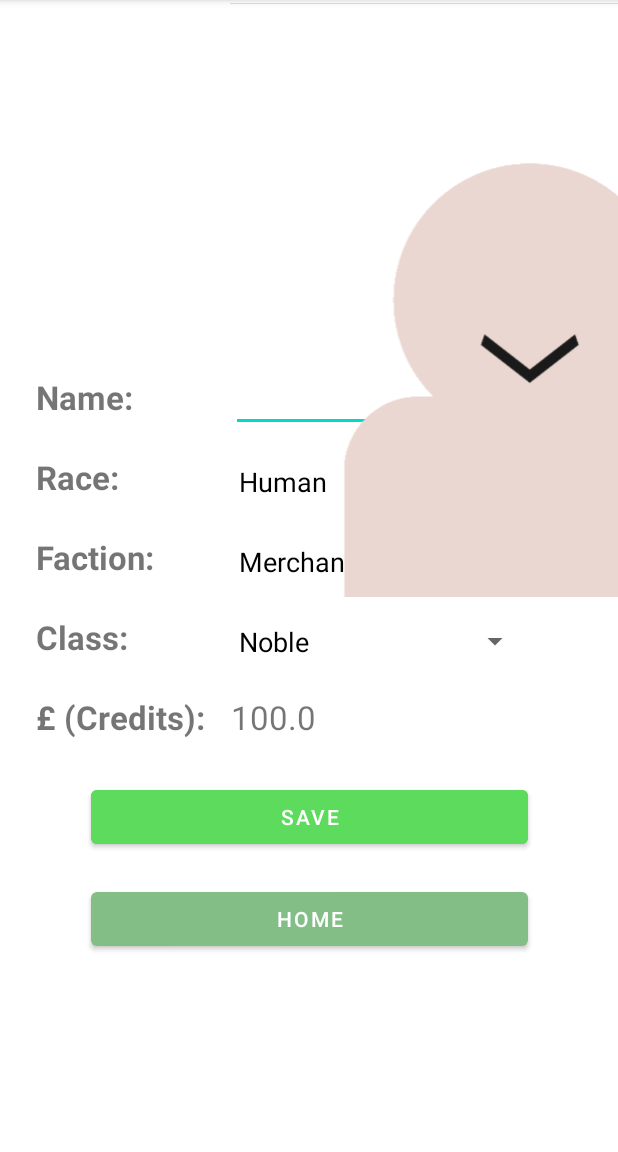
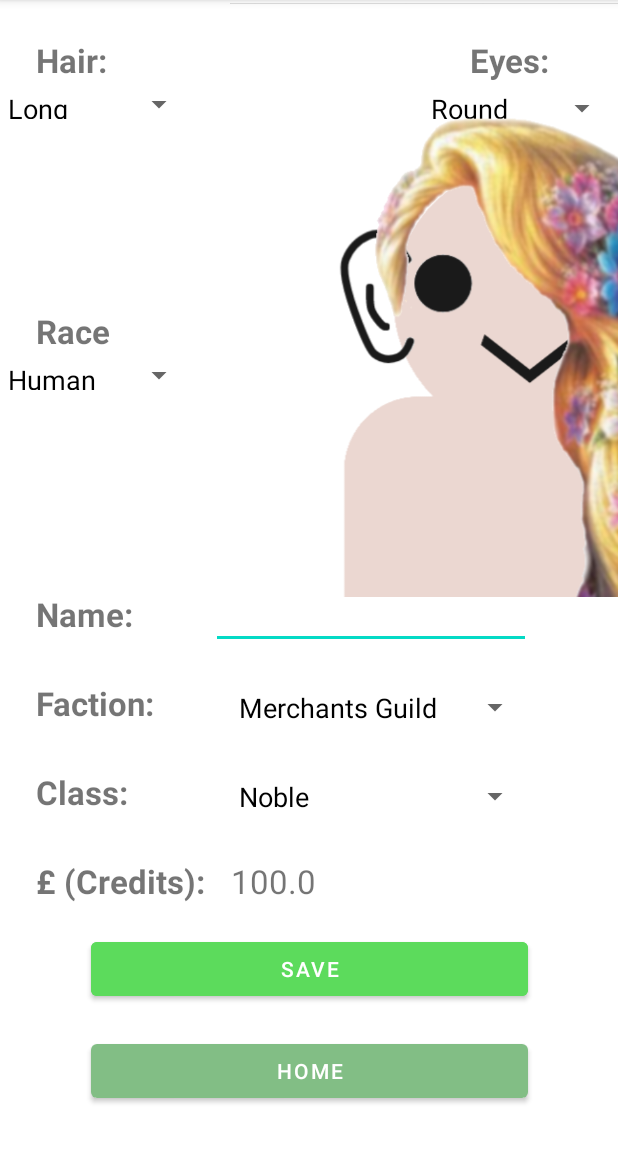
Before and after one commit to zDoctrov/database_project, an Android app: the QueryCharEditPage screen opened directly, with no data from a screen before it, on a phone screen of 412 x 824 dp, the part 84-1236 px from its top. Run offline under Robolectric (Android 15) with nearby library versions, the phone set to English and light mode, and no system bars; 16 statements that could not run were skipped.

Commit message:
Added full character customization on edit page

```diff
--- a/app/src/main/java/com/example/database_project/char_query/QueryCharEditPage.kt
+++ b/app/src/main/java/com/example/database_project/char_query/QueryCharEditPage.kt
@@ -127,12 +127,73 @@ class QueryCharEditPage: AppCompatActivity() {
         //EditTextName
         binding.EditTextName.setText(creationSession.queryResults[position].name)
 
+        //Hair ArrayAdapter
+        val hairList = res.getStringArray(R.array.hair)
+        val hairArrayAdapter = ArrayAdapter(this, R.layout.custom_spinner_item, hairList)
+        binding.hairSpinner.adapter = hairArrayAdapter
+        binding.hairSpinner.setSelection(hairArrayAdapter.getPosition(creationSession.queryResults[position].hair))
+        binding.hairSpinner.setOnItemSelectedListener(object : AdapterView.OnItemSelectedListener {
+            override fun onItemSelected(
+                parentView: AdapterView<*>?,
+                selectedItemView: View?,
+                position: Int,
+                id: Long
+            ) {
+                binding.imageView16.setImageResource(resources.getIdentifier(
+                    creationSession.setHairImage(binding.hairSpinner.selectedItem.toString()), "drawable", packageName))
+            }
+
+            override fun onNothingSelected(parentView: AdapterView<*>?) {
+                // your code here
+                // slight change to push
+            }
+        })
+
+        //Eyes ArrayAdapter
+        val eyesList = res.getStringArray(R.array.eyes)
+        val eyesArrayAdapter = ArrayAdapter(this, R.layout.custom_spinner_item, eyesList)
+        binding.eyesSpinner.adapter = eyesArrayAdapter
+        binding.eyesSpinner.setSelection(eyesArrayAdapter.getPosition(creationSession.queryResults[position].eyes))
+        binding.eyesSpinner.setOnItemSelectedListener(object : AdapterView.OnItemSelectedListener {
+            override fun onItemSelected(
+                parentView: AdapterView<*>?,
+                selectedItemView: View?,
+                position: Int,
+                id: Long
+            ) {
+                binding.imageView15.setImageResource(resources.getIdentifier(
+                    creationSession.setEyesImage(binding.eyesSpinner.selectedItem.toString()), "drawable", packageName))
+            }
+
+            override fun onNothingSelected(parentView: AdapterView<*>?) {
+            }
+        })
+
+        //Ears ArrayAdapter
+        val earsList = res.getStringArray(R.array.ears)
+        val earsArrayAdapter = ArrayAdapter(this, R.layout.custom_spinner_item, earsList)
+        binding.earsSpinner.adapter = earsArrayAdapter
+        binding.earsSpinner.setSelection(earsArrayAdapter.getPosition(creationSession.queryResults[position].ears))
+        binding.earsSpinner.setOnItemSelectedListener(object : AdapterView.OnItemSelectedListener {
+            override fun onItemSelected(
+                parentView: AdapterView<*>?,
+                selectedItemView: View?,
+                position: Int,
+                id: Long
+            ) {
+                binding.imageView14.setImageResource(resources.getIdentifier(
+                    creationSession.setEarsImage(binding.earsSpinner.selectedItem.toString()), "drawable", packageName))
+            }
+
+            override fun onNothingSelected(parentView: AdapterView<*>?) {
+            }
+        })
+
         //Race ArrayAdapter
         val raceList = res.getStringArray(R.array.races)
         val raceArrayAdapter = ArrayAdapter(this, R.layout.custom_spinner_item, raceList)
         binding.raceSpinnerEdit.adapter = raceArrayAdapter
         binding.raceSpinnerEdit.setSelection(raceArrayAdapter.getPosition(creationSession.queryResults[position].race))
-
         binding.raceSpinnerEdit.setOnItemSelectedListener(object : AdapterView.OnItemSelectedListener {
             override fun onItemSelected(
                 parentView: AdapterView<*>?,
@@ -145,8 +206,6 @@ class QueryCharEditPage: AppCompatActivity() {
             }
 
             override fun onNothingSelected(parentView: AdapterView<*>?) {
-                // your code here
-                // slight change to push
             }
         })
 
@@ -161,7 +220,6 @@ class QueryCharEditPage: AppCompatActivity() {
         val classArrayAdapter = ArrayAdapter(this, R.layout.custom_spinner_item, classList)
         binding.classSpinnerEdit.adapter = classArrayAdapter
         binding.classSpinnerEdit.setSelection(classArrayAdapter.getPosition(creationSession.queryResults[position].class_name))
-
         binding.classSpinnerEdit.setOnItemSelectedListener(object : AdapterView.OnItemSelectedListener {
             override fun onItemSelected(
                 parentView: AdapterView<*>?,
@@ -169,34 +227,27 @@ class QueryCharEditPage: AppCompatActivity() {
                 position: Int,
                 id: Long
             ) {
-                // your code here
                 getStartingCurrency(binding.classSpinnerEdit.selectedItem.toString())
                 binding.actualCreditId2.text = creationSession.user_currency.toString()
             }
 
             override fun onNothingSelected(parentView: AdapterView<*>?) {
-                // your code here
-                // slight change to push
             }
         })
 
         val saveButton = findViewById<Button>(R.id.btnSave)
         saveButton.setOnClickListener{
             //Set values in creationSession
+            creationSession.queryResults[position].hair = binding.hairSpinner.selectedItem.toString()
+            creationSession.queryResults[position].race = binding.raceSpinnerEdit.selectedItem.toString()
+            creationSession.queryResults[position].eyes = binding.eyesSpinner.selectedItem.toString()
+            creationSession.queryResults[position].ears = binding.earsSpinner.selectedItem.toString()
+
             creationSession.queryResults[position].name = binding.EditTextName.text.toString()
-            creationSession.queryResults[position].race = binding.raceSpinnerEdit.selectedItem.toString()
             creationSession.queryResults[position].faction_name = binding.factionSpinnerEdit.selectedItem.toString()
             creationSession.queryResults[position].class_name = binding.classSpinnerEdit.selectedItem.toString()
 
-//            @Query("""UPDATE build SET race = :race, hair = :hair, ears = :ears, eyes = :eyes WHERE build_id = :build_id""")
-//    fun updateBuild(build_id: Int?,
-//                    race: String?,
-//                    hair: String?,
-//                    ears: String?,
-//                    eyes: String?
-
             //Update Database values
-            //TODO: Get ids of other tables
             val characterDao = RoomAppDB.getAppDatabase(this)?.characterDao()
             characterDao?.updateSubject(creationSession.queryResults[position].id,
                                         creationSession.queryResults[position].name)
--- a/app/src/main/res/layout/query_char_edit_page.xml
+++ b/app/src/main/res/layout/query_char_edit_page.xml
@@ -4,6 +4,83 @@
     xmlns:tools="http://schemas.android.com/tools"
     android:layout_width="match_parent"
     android:layout_height="match_parent">
+
+    <TextView
+        android:id="@+id/eyesTextView"
+        android:layout_width="wrap_content"
+        android:layout_height="wrap_content"
+        android:layout_marginStart="24dp"
+        android:layout_marginEnd="45dp"
+        android:text="Eyes:"
+        android:textSize="22sp"
+        android:textStyle="bold"
+        app:layout_constraintEnd_toEndOf="parent"
+        app:layout_constraintHorizontal_bias="1.0"
+        app:layout_constraintStart_toEndOf="@+id/imageView15"
+        app:layout_constraintTop_toTopOf="@+id/hairTextView" />
+
+    <TextView
+        android:id="@+id/eyesTextView2"
+        android:layout_width="wrap_content"
+        android:layout_height="wrap_content"
+        android:layout_marginStart="24dp"
+        android:layout_marginTop="127dp"
+        android:layout_marginEnd="45dp"
+        android:text="Ears:"
+        android:textSize="22sp"
+        android:textStyle="bold"
+        app:layout_constraintEnd_toEndOf="parent"
+        app:layout_constraintHorizontal_bias="1.0"
+        app:layout_constraintStart_toEndOf="@+id/imageView15"
+        app:layout_constraintTop_toBottomOf="@+id/eyesSpinner" />
+
+    <Spinner
+        android:id="@+id/hairSpinner"
+        android:layout_width="130dp"
+        android:layout_height="30dp"
+        android:ems="10"
+        android:inputType="textPersonName"
+
+        app:layout_constraintEnd_toStartOf="@+id/imageView14"
+        app:layout_constraintHorizontal_bias="0.0"
+        app:layout_constraintStart_toStartOf="parent"
+        app:layout_constraintTop_toBottomOf="@+id/hairTextView" />
+
+    <Spinner
+        android:id="@+id/raceSpinnerEdit"
+        android:layout_width="130dp"
+        android:layout_height="30dp"
+        android:ems="10"
+
+        android:inputType="textPersonName"
+        app:layout_constraintEnd_toStartOf="@+id/imageView14"
+        app:layout_constraintHorizontal_bias="0.0"
+        app:layout_constraintStart_toStartOf="parent"
+        app:layout_constraintTop_toBottomOf="@+id/raceTextView2" />
+
+    <Spinner
+        android:id="@+id/eyesSpinner"
+        android:layout_width="130dp"
+        android:layout_height="wrap_content"
+
+        android:ems="10"
+        android:inputType="textPersonName"
+        app:layout_constraintEnd_toEndOf="parent"
+        app:layout_constraintHorizontal_bias="1.0"
+        app:layout_constraintStart_toStartOf="@+id/eyesTextView"
+        app:layout_constraintTop_toBottomOf="@+id/eyesTextView" />
+
+    <Spinner
+        android:id="@+id/earsSpinner"
+        android:layout_width="130dp"
+        android:layout_height="wrap_content"
+
+        android:ems="10"
+        android:inputType="textPersonName"
+        app:layout_constraintEnd_toEndOf="parent"
+        app:layout_constraintHorizontal_bias="0.848"
+        app:layout_constraintStart_toStartOf="@+id/eyesTextView"
+        app:layout_constraintTop_toBottomOf="@+id/eyesTextView2" />
 
     <EditText
         android:id="@+id/EditTextName"
@@ -12,10 +89,9 @@
         android:ems="10"
         android:inputType="textPersonName"
         app:layout_constraintBottom_toBottomOf="@+id/nameTextView2"
-        app:layout_constraintEnd_toEndOf="@+id/raceSpinnerEdit"
-        app:layout_constraintStart_toStartOf="@+id/raceSpinnerEdit"
+        app:layout_constraintEnd_toEndOf="@+id/factionSpinnerEdit"
+
         app:layout_constraintTop_toTopOf="@+id/nameTextView2"
-
         app:layout_constraintVertical_bias="0.466" />
 
     <TextView
@@ -52,48 +128,37 @@
         app:layout_constraintTop_toTopOf="@+id/factionTextView2"
         app:layout_constraintVertical_bias="0.0" />
 
-    <Spinner
-        android:id="@+id/raceSpinnerEdit"
-        android:layout_width="0dp"
-        android:layout_height="wrap_content"
-        android:textSize="22sp"
-        app:layout_constraintBottom_toBottomOf="@+id/raceTextView2"
-        app:layout_constraintEnd_toEndOf="@+id/factionSpinnerEdit"
-        app:layout_constraintStart_toStartOf="@+id/factionSpinnerEdit"
-        app:layout_constraintTop_toTopOf="@+id/raceTextView2"
-        app:layout_constraintVertical_bias="0.0" />
-
     <Button
         android:id="@+id/btnSave"
         android:layout_width="291dp"
         android:layout_height="wrap_content"
-        android:layout_marginTop="28dp"
+        android:layout_marginBottom="20dp"
         android:backgroundTint="@color/create_green"
         android:text="SAVE"
+        app:layout_constraintBottom_toTopOf="@+id/btnHome2"
         app:layout_constraintEnd_toEndOf="parent"
-        app:layout_constraintStart_toStartOf="parent"
-        app:layout_constraintTop_toBottomOf="@+id/creditsTextView2" />
+        app:layout_constraintStart_toStartOf="parent" />
 
     <Button
         android:id="@+id/btnHome2"
         android:layout_width="291dp"
         android:layout_height="wrap_content"
-        android:layout_marginTop="20dp"
+        android:layout_marginBottom="30dp"
         android:text="HOME"
+        app:layout_constraintBottom_toBottomOf="parent"
         app:layout_constraintEnd_toEndOf="parent"
-        app:layout_constraintStart_toStartOf="parent"
-        app:layout_constraintTop_toBottomOf="@+id/btnSave" />
+        app:layout_constraintStart_toStartOf="parent" />
 
     <TextView
         android:id="@+id/classTextView2"
         android:layout_width="wrap_content"
         android:layout_height="wrap_content"
-        android:layout_marginTop="24dp"
+        android:layout_marginBottom="30dp"
         android:text="Class:"
         android:textSize="22sp"
         android:textStyle="bold"
-        app:layout_constraintStart_toStartOf="@+id/creditsTextView2"
-        app:layout_constraintTop_toBottomOf="@+id/factionTextView2" />
+        app:layout_constraintBottom_toTopOf="@+id/creditsTextView2"
+        app:layout_constraintStart_toStartOf="@+id/creditsTextView2" />
 
     <ImageView
         android:id="@+id/imageView5"
@@ -106,50 +171,61 @@
         app:layout_constraintTop_toTopOf="parent" />
 
     <TextView
-        android:id="@+id/raceTextView2"
-        android:layout_width="wrap_content"
-        android:layout_height="wrap_content"
-        android:layout_marginTop="24dp"
-        android:text="Race:"
-        android:textSize="22sp"
-        android:textStyle="bold"
-        app:layout_constraintStart_toStartOf="@+id/factionTextView2"
-        app:layout_constraintTop_toBottomOf="@+id/nameTextView2" />
-
-    <TextView
         android:id="@+id/nameTextView2"
         android:layout_width="wrap_content"
         android:layout_height="wrap_content"
         android:layout_marginStart="24dp"
-        android:layout_marginTop="250dp"
+        android:layout_marginBottom="30dp"
         android:text="Name:"
         android:textSize="22sp"
         android:textStyle="bold"
-        app:layout_constraintStart_toStartOf="parent"
+        app:layout_constraintBottom_toTopOf="@+id/factionTextView2"
+        app:layout_constraintStart_toStartOf="parent" />
+
+
+    <TextView
+        android:id="@+id/hairTextView"
+        android:layout_width="wrap_content"
+        android:layout_height="wrap_content"
+        android:layout_marginTop="25dp"
+        android:text="Hair:"
+        android:textSize="22sp"
+        android:textStyle="bold"
+        app:layout_constraintStart_toStartOf="@+id/nameTextView2"
         app:layout_constraintTop_toTopOf="parent" />
 
+    <TextView
+        android:id="@+id/raceTextView2"
+        android:layout_width="wrap_content"
+        android:layout_height="wrap_content"
+        android:layout_marginTop="121dp"
+        android:text="Race"
+        android:textSize="22sp"
+        android:textStyle="bold"
+        app:layout_constraintStart_toStartOf="@+id/nameTextView2"
+        app:layout_constraintTop_toBottomOf="@+id/hairSpinner" />
 
     <TextView
         android:id="@+id/factionTextView2"
         android:layout_width="wrap_content"
         android:layout_height="wrap_content"
-        android:layout_marginTop="24dp"
+        android:layout_marginBottom="30dp"
         android:text="Faction:"
         android:textSize="22sp"
         android:textStyle="bold"
-        app:layout_constraintStart_toStartOf="@+id/creditsTextView2"
-        app:layout_constraintTop_toBottomOf="@+id/raceTextView2" />
+        app:layout_constraintBottom_toTopOf="@+id/classTextView2"
+        app:layout_constraintStart_toStartOf="@+id/creditsTextView2" />
 
     <TextView
         android:id="@+id/creditsTextView2"
         android:layout_width="wrap_content"
         android:layout_height="wrap_content"
-        android:layout_marginTop="24dp"
+        android:layout_marginBottom="20dp"
         android:text="£ (Credits): "
         android:textSize="22sp"
         android:textStyle="bold"
-        app:layout_constraintStart_toStartOf="@+id/nameTextView2"
-        app:layout_constraintTop_toBottomOf="@+id/classTextView2" />
+        app:layout_constraintBottom_toTopOf="@+id/btnSave"
+        app:layout_constraintStart_toStartOf="@+id/nameTextView2" />
 
     <ImageView
         android:id="@+id/imageView14"
```
